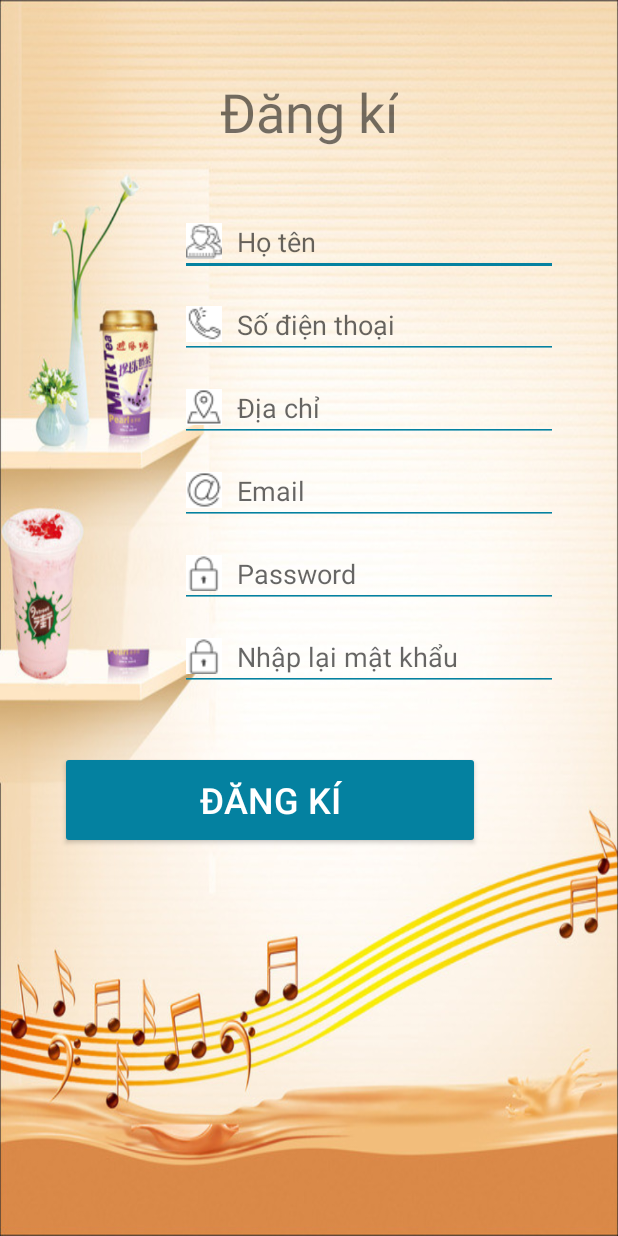
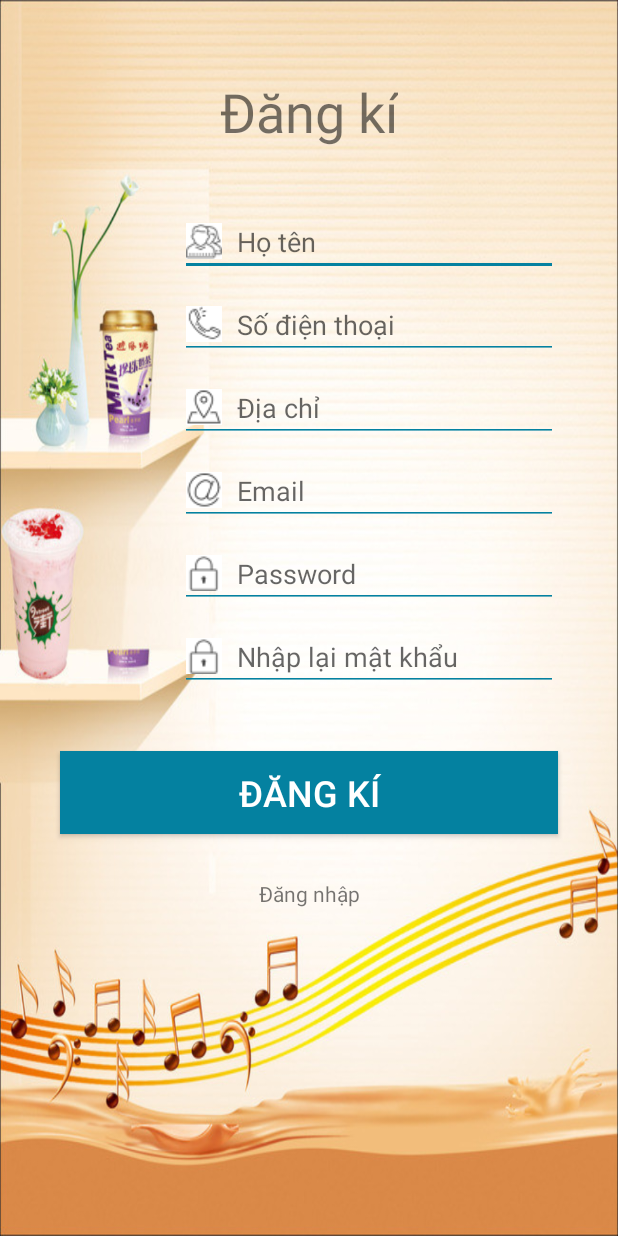
Before and after one commit to VSN2015/MilkTeaAppAndroid, an Android app: the screen it shows after launch (DangKi_Activity), after a tap on "ĐĂNG KÍ", on a phone screen of 412 x 824 dp. Run offline under Robolectric (Android 15) with nearby library versions, the phone set to English and light mode, and no system bars; our stand-ins replace Firebase (no records; nobody signed in at launch, a user with empty details on screens opened directly); Roboto replaces fonts that are not available here.

Commit message:
Đăng kí, đăng nhập thành công. Đã vào được trang chủ.

```diff
--- a/app/build.gradle
+++ b/app/build.gradle
@@ -37,5 +37,6 @@ dependencies {
 
     implementation 'com.google.firebase:firebase-database:19.1.0'
 
+
 }
 apply plugin: 'com.google.gms.google-services'
--- a/app/src/main/AndroidManifest.xml
+++ b/app/src/main/AndroidManifest.xml
@@ -26,7 +26,11 @@
         </activity>
 
         <activity android:name=".DangNhap_Activity">
-
+<!--            <intent-filter>-->
+<!--                <action android:name="android.intent.action.MAIN" />-->
+<!--                <action android:name="com.google.firebase.MESSAGING_EVENT" />-->
+<!--                <category android:name="android.intent.category.LAUNCHER" />-->
+<!--            </intent-filter>-->
         </activity>
 
         <activity android:name=".GioHang_Activity">
--- a/app/src/main/java/com/example/milkteaappandroid/DangKi_Activity.java
+++ b/app/src/main/java/com/example/milkteaappandroid/DangKi_Activity.java
@@ -1,10 +1,13 @@
 package com.example.milkteaappandroid;
 
+import android.content.Intent;
 import android.os.Bundle;
 import android.view.View;
 import android.widget.Button;
 import android.widget.EditText;
+import android.widget.TextView;
 import android.widget.Toast;
+import android.widget.Toolbar;
 
 import androidx.annotation.NonNull;
 import androidx.annotation.Nullable;
@@ -25,6 +28,8 @@ public class DangKi_Activity extends AppCompatActivity implements View.OnClickLi
 
     EditText edHoTen, edSdt, edDiaChi, edEmail, edMatKhau, edNhapLaiMK;
 
+    TextView txtDangNhap;
+
     FirebaseAuth firebaseAuth; // khai báo firebaseAuth
 
     @Override
@@ -36,7 +41,7 @@ public class DangKi_Activity extends AppCompatActivity implements View.OnClickLi
         firebaseAuth = FirebaseAuth.getInstance();
 
         // tìm các control dang ki ở ngoài giao diện
-        btnDangKi = (Button) findViewById(R.id.btn_DangKi);
+        btnDangKi = findViewById(R.id.btn_DangKi);
         edHoTen = findViewById(R.id.ed_HoTen_DK);
         edDiaChi = findViewById(R.id.ed_DiaChi_DK);
         edSdt = findViewById(R.id.ed_SDT_DK);
@@ -44,10 +49,14 @@ public class DangKi_Activity extends AppCompatActivity implements View.OnClickLi
         edMatKhau = findViewById(R.id.ed_MatKhau_DK);
         edNhapLaiMK = findViewById(R.id.ed_NhapLaiPass_DK);
 
+        txtDangNhap = findViewById(R.id.txtDangNhap);
 
         // lắng nghe sự kiện click của button tại trang đăng kí
         btnDangKi.setOnClickListener(this);
+        txtDangNhap.setOnClickListener(this);
     }
+
+
 
     @Override
     public void onClick(View view) {
@@ -60,45 +69,62 @@ public class DangKi_Activity extends AppCompatActivity implements View.OnClickLi
         String matkhau = edMatKhau.getText().toString();
         String nhaplaimk = edNhapLaiMK.getText().toString();
 
-        String thongbaoloinhap = getString(R.string.thongbaoloidangki);
-       // String thongbaomk = getString(R.string.thongbaonhaplaimk);
+        String thongbao_hoten = getString(R.string.thongbaotendangki);
+        String thongbao_sdt = getString(R.string.thongbaosdtdangki);
+        String thongbao_diachi = getString(R.string.thongbaodiachidangki);
+        String thongbao_email = getString(R.string.thongbaoemail);
+        String thongbao_matkhau = getString(R.string.thongbaomatkhau);
+        String thongbao_nhaplaimk = getString(R.string.thongbaonhaplaimk);
+        final String thongbao_dkthanhcong = getString(R.string.thongbaodangkithanhcong);
 
-        Toast.makeText(this, hoten.trim().length() +"", Toast.LENGTH_SHORT).show();
+        int id = view.getId();
+
+        switch (id){
+            case R.id.btn_DangKi:{
+                // kiểm tra điều kiện
+                if(hoten.trim().length() == 0){
+                    Toast.makeText(this, thongbao_hoten, Toast.LENGTH_SHORT).show();
+                }
+                else if(diachi.trim().length() == 0){
+                    Toast.makeText(this, thongbao_diachi, Toast.LENGTH_SHORT).show();
+                }
+                else if(sdt.trim().length() < 10 || sdt.trim().length() > 10){
+                    Toast.makeText(this, thongbao_sdt, Toast.LENGTH_SHORT).show();
+                }
+                else if(email.trim().length() == 0){
+                    Toast.makeText(this, thongbao_email, Toast.LENGTH_SHORT).show();
+                }
+                else if(matkhau.trim().length() < 6){
+                    Toast.makeText(this, thongbao_matkhau, Toast.LENGTH_SHORT).show();
+                }
+                else if(!nhaplaimk.equals(matkhau)){
+                    Toast.makeText(this, thongbao_nhaplaimk, Toast.LENGTH_SHORT).show();
+                }
+                else {
+                    firebaseAuth.createUserWithEmailAndPassword(email, matkhau).addOnCompleteListener(new OnCompleteListener<AuthResult>() {
+                        @Override
+                        public void onComplete(@NonNull Task<AuthResult> task) {
+                            if(task.isSuccessful()){
+                                Toast.makeText(DangKi_Activity.this, thongbao_dkthanhcong , Toast.LENGTH_SHORT).show();
+                            }
+                        }
+                    });
+                }
+
+                break;
+            }
+            case R.id.txtDangNhap:{
+                firebaseAuth.signOut();
+                Intent dangnhap = new Intent(this, DangNhap_Activity.class);
+                startActivity(dangnhap);
+
+                break;
+            }
+        }
 
 
-        // kiểm tra điều kiện
-        if(hoten.trim().length() == 0){
-            //thongbaoloinhap += getString(R.string.hoten);
-            Toast.makeText(this, hoten.trim().length(), Toast.LENGTH_SHORT).show(); // xuất thông báo bằng toast
-        }
-//        else if(diachi.trim().length() < 10){
-//            thongbaoloinhap += getString(R.string.diachi);
-//            Toast.makeText(this, thongbaoloinhap, Toast.LENGTH_SHORT).show();
-//        }
-//        else if(sdt.trim().length() < 10 || sdt.trim().length() > 10){
-//            thongbaoloinhap += getString(R.string.sodt);
-//            Toast.makeText(this, thongbaoloinhap, Toast.LENGTH_SHORT).show();
-//        }
-//        else if(email.trim().length() == 0){
-//            thongbaoloinhap += getString(R.string.email);
-//            Toast.makeText(this, thongbaoloinhap, Toast.LENGTH_SHORT).show();
-//        }
-//        else if(matkhau.trim().length() == 0){
-//            thongbaoloinhap += getString(R.string.password);
-//            Toast.makeText(this, thongbaoloinhap, Toast.LENGTH_SHORT).show();
-//        }
-//        else if(!nhaplaimk.equals(matkhau)){
-//            Toast.makeText(this, getString(R.string.thongbaonhaplaimk), Toast.LENGTH_SHORT).show();
-//        }
-//        else {
-//            firebaseAuth.createUserWithEmailAndPassword(email, matkhau).addOnCompleteListener(new OnCompleteListener<AuthResult>() {
-//                @Override
-//                public void onComplete(@NonNull Task<AuthResult> task) {
-//                    if(task.isSuccessful()){
-//                        Toast.makeText(DangKi_Activity.this, getString(R.string.thongbaodangkithanhcong), Toast.LENGTH_SHORT).show();
-//                    }
-//                }
-//            });
-//        }
     }
+
+
+
 }
--- a/app/src/main/res/layout/dangki_layout.xml
+++ b/app/src/main/res/layout/dangki_layout.xml
@@ -9,6 +9,7 @@
         android:layout_height="match_parent"
         android:background="@drawable/bg_dangki"
         android:orientation="vertical">
+
 
         <TextView
             android:id="@+id/textView"
@@ -84,7 +85,7 @@
             android:drawablePadding="10dp"
             android:ems="10"
             android:hint="@string/email"
-            android:inputType="textPersonName"
+            android:inputType="textEmailAddress"
             android:text=""
             android:textColorHighlight="@color/theme" />
 
@@ -121,15 +122,16 @@
 
         <Button
             android:id="@+id/btn_DangKi"
-            android:layout_width="wrap_content"
-            android:layout_height="65dp"
+            android:layout_width="match_parent"
+            android:layout_height="55dp"
             android:layout_marginLeft="40dp"
             android:layout_marginTop="40dp"
 
 
             android:layout_marginRight="40dp"
 
-            android:layout_marginBottom="50dp"
+            android:layout_marginBottom="30dp"
+            android:background="@color/theme"
             android:backgroundTint="@color/theme"
             android:ems="10"
             android:text="@string/dangki"
@@ -137,5 +139,12 @@
             android:textColorHighlight="@color/theme"
             android:textSize="24sp" />
 
+        <TextView
+            android:id="@+id/txtDangNhap"
+            android:layout_width="match_parent"
+            android:layout_height="wrap_content"
+            android:gravity="center|top"
+            android:text="Đăng nhập" />
+
     </LinearLayout>
 </RelativeLayout>
--- a/app/src/main/res/layout/dangnhap_layout.xml
+++ b/app/src/main/res/layout/dangnhap_layout.xml
@@ -47,12 +47,12 @@
             android:drawablePadding="10dp"
             android:ems="10"
             android:hint="@string/email"
-            android:inputType="textPersonName"
+            android:inputType="textEmailAddress"
             android:textColorHighlight="@color/theme"
             android:textColorLink="@color/theme" />
 
         <EditText
-            android:id="@+id/ed_PasswordDN"
+            android:id="@+id/ed_MatkhauDN"
             android:layout_width="match_parent"
             android:layout_height="wrap_content"
             android:layout_marginLeft="40dp"
--- a/app/src/main/res/values/strings.xml
+++ b/app/src/main/res/values/strings.xml
@@ -13,9 +13,14 @@
     <string name="giohang">Giỏ hàng</string>
     <string name="giohangdangtrong">Giỏ hàng của bạn đang trống.</string>
     <string name="tongtien">500.000 vnđ</string>
-    <string name="thongbaoloidangki">Vui lòng kiểm tra lại </string>
+
+    <string name="thongbaotendangki">Bạn chưa nhập họ tên</string>
+    <string name="thongbaosdtdangki">Bạn vui lòng kiểm tra lại số điện thoại!</string>
+    <string name="thongbaodiachidangki">Bạn vui lòng kiểm tra lại địa chỉ!</string>
+    <string name="thongbaoemail">Bạn vui lòng kiểm tra lại email!</string>
+    <string name="thongbaomatkhau">Mật khẩu phải lớn hơn 6 ký tự!</string>
     <string name="thongbaonhaplaimk">Mật khẩu phải giống mật khẩu ở trên.</string>
-    <string name="thongbaodangkithanhcong">Đăng kí thành công!</string>
+    <string name="thongbaodangkithanhcong">Đăng kí thành công! Đăng nhập để tiếp tục.</string>
 
     <!-- TODO: Remove or change this placeholder text -->
     <string name="hello_blank_fragment">Hello blank fragment</string>
```
Also changed, not shown: app/src/main/java/com/example/milkteaappandroid/DangNhap_Activity.java (+59 -7 lines), app/src/main/java/com/example/milkteaappandroid/MainActivity.java (+49 -36 lines), app/src/main/res/drawable/left.png (added), app/src/main/res/drawable/right.png (added).
